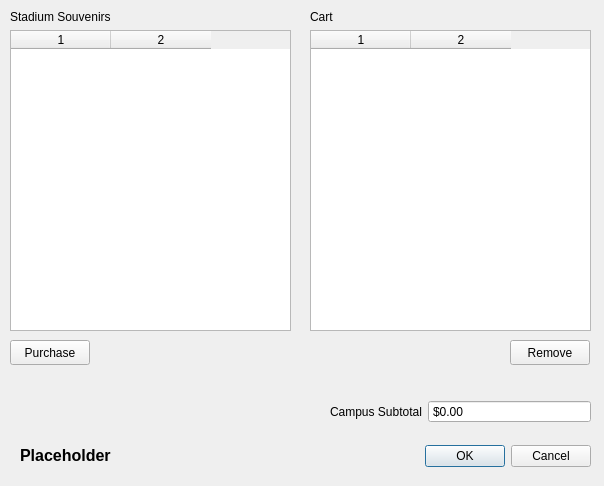
Before: the Qt Designer form BaseballTour/purchasesouvenirs.ui in ethanl21/BaseballTour, drawn with Qt 5.
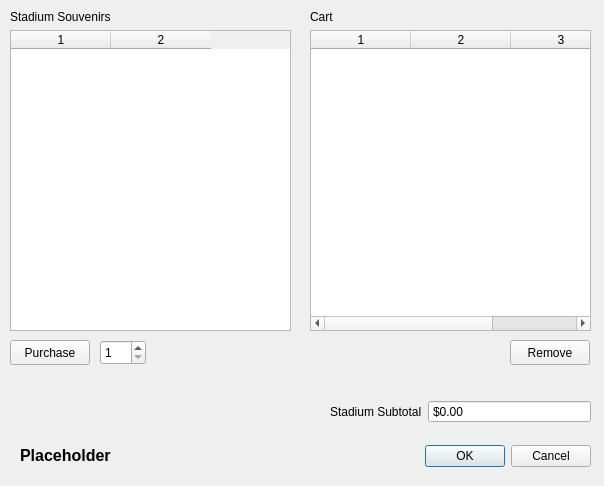
After: the same form once the commit is applied.

```diff
--- a/BaseballTour/purchasesouvenirs.ui
+++ b/BaseballTour/purchasesouvenirs.ui
@@ -77,10 +77,11 @@
     <item>
      <widget class="QTableWidget" name="purchasedCartTableWidget">
       <property name="columnCount">
-       <number>2</number>
+       <number>3</number>
       </property>
       <column/>
       <column/>
+      <column/>
      </widget>
     </item>
    </layout>
@@ -114,7 +115,7 @@
     <item row="0" column="0">
      <widget class="QLabel" name="label_3">
       <property name="text">
-       <string>Campus Subtotal</string>
+       <string>Stadium Subtotal</string>
       </property>
      </widget>
     </item>
@@ -159,6 +160,19 @@
     <string>&lt;html&gt;&lt;head/&gt;&lt;body&gt;&lt;p&gt;&lt;span style=&quot; font-size:12pt; font-weight:600;&quot;&gt;Placeholder&lt;/span&gt;&lt;/p&gt;&lt;/body&gt;&lt;/html&gt;</string>
    </property>
   </widget>
+  <widget class="QSpinBox" name="purchaseAmountSpinBox">
+   <property name="geometry">
+    <rect>
+     <x>100</x>
+     <y>340</y>
+     <width>46</width>
+     <height>25</height>
+    </rect>
+   </property>
+   <property name="minimum">
+    <number>1</number>
+   </property>
+  </widget>
  </widget>
  <resources/>
  <connections>
```
